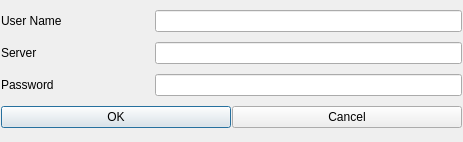
Qt form ui/getpassword.ui (berndhs/egalite) before a commit.
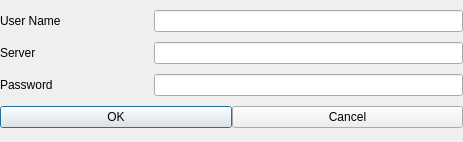
The same form after that commit. Icons and pictures are not drawn.

Commit message: even smaller margins - I want content, not margins

```diff
--- a/ui/getpassword.ui
+++ b/ui/getpassword.ui
@@ -73,7 +73,7 @@
    </item>
   </layout>
  </widget>
- <layoutdefault spacing="1" margin="1"/>
+ <layoutdefault spacing="0" margin="0"/>
  <resources>
   <include location="../dchat.qrc"/>
  </resources>
```
The commit also changes 18 other files.
